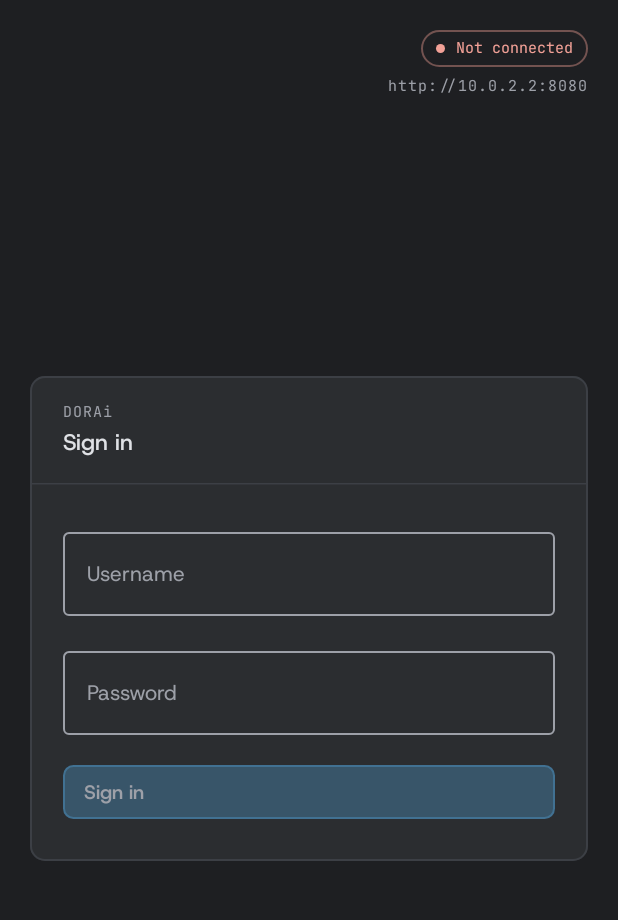
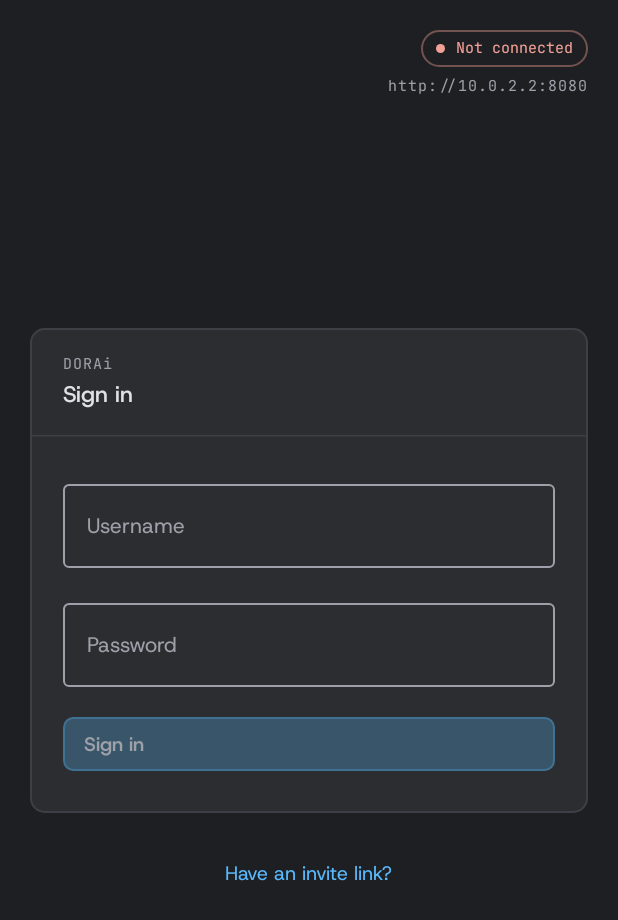
Before and after one commit to IgnjatRadojicic/DORAi, an Android app built with Jetpack Compose: the screen it shows after launch (MainActivity), on a phone screen of 412 x 824 dp. Shown: the top 920 px of the screen. Run offline under Robolectric (Android 15) with nearby library versions, the phone set to English and light mode, and no system bars; pictures from the network do not load.

Commit message:
feat(connect): paste an invite link on the login page
Windows cannot open dorai:// links in the app until it is installed, so
desktop users paste the link from the admin's email under the login
card. The field stays closed until asked for, and shows only problems.

```diff
--- a/app/src/commonMain/kotlin/dorai/app/App.kt
+++ b/app/src/commonMain/kotlin/dorai/app/App.kt
@@ -13,6 +13,7 @@ import dorai.app.auth.LoginActions
 import dorai.app.auth.LoginScreen
 import dorai.app.components.ControlCenterFrame
 import dorai.app.connect.ConnectionMark
+import dorai.app.connect.InviteField
 import dorai.app.export.ExportViewModel
 import dorai.app.export.ValidationExportRoute
 import dorai.app.export.rememberWorkspaceFiles
@@ -57,6 +58,14 @@ fun App(chrome: @Composable () -> Unit = {}) {
                     },
                     modifier = Modifier.weight(1f),
                     corner = { ConnectionMark(shell.connection.status, shell.connection.address) },
+                    below = {
+                        InviteField(
+                            state = shell.invite.state,
+                            onToggle = shell.invite::toggle,
+                            onTextChange = shell.invite::onTextChange,
+                            onUse = { scope.launch { shell.openInvite() } },
+                        )
+                    },
                 )
             } else {
                 WorkspaceShell(shell, workspace, onLogout = { scope.launch { shell.logout() } }, Modifier.weight(1f))
--- a/app/src/commonMain/kotlin/dorai/app/auth/LoginScreen.kt
+++ b/app/src/commonMain/kotlin/dorai/app/auth/LoginScreen.kt
@@ -33,6 +33,7 @@ class LoginActions(
 /**
  * First screen of the app: the sign-in card, or the password change card after a temporary password.
  * [corner] is drawn in the top right corner; the shell puts the connection mark there.
+ * [below] is drawn under the sign-in card; the shell puts the invite link field there.
  */
 @Composable
 fun LoginScreen(
@@ -40,15 +41,19 @@ fun LoginScreen(
     actions: LoginActions,
     modifier: Modifier = Modifier,
     corner: @Composable () -> Unit = {},
+    below: @Composable () -> Unit = {},
 ) {
     Surface(modifier.fillMaxSize(), color = ProductStyle.colors.background) {
         Box(Modifier.fillMaxSize()) {
             Box(Modifier.fillMaxSize().verticalScroll(rememberScrollState()).padding(20.dp), contentAlignment = Alignment.Center) {
-                ProductPanel(Modifier.widthIn(max = 420.dp)) {
-                    when (state.step) {
-                        LoginStep.SIGN_IN -> SignInCard(state, actions)
-                        LoginStep.CHANGE_PASSWORD -> PasswordChangeCard(state, actions)
+                Column(horizontalAlignment = Alignment.CenterHorizontally, verticalArrangement = Arrangement.spacedBy(16.dp)) {
+                    ProductPanel(Modifier.widthIn(max = 420.dp)) {
+                        when (state.step) {
+                            LoginStep.SIGN_IN -> SignInCard(state, actions)
+                            LoginStep.CHANGE_PASSWORD -> PasswordChangeCard(state, actions)
+                        }
                     }
+                    if (state.step == LoginStep.SIGN_IN) below()
                 }
             }
             Box(Modifier.align(Alignment.TopEnd).padding(20.dp)) { corner() }
--- /dev/null
+++ b/app/src/commonMain/kotlin/dorai/app/connect/InviteField.kt
@@ -0,0 +1,60 @@
+package dorai.app.connect
+
+import androidx.compose.foundation.layout.*
+import androidx.compose.foundation.text.KeyboardActions
+import androidx.compose.foundation.text.KeyboardOptions
+import androidx.compose.material3.OutlinedTextField
+import androidx.compose.material3.Text
+import androidx.compose.material3.TextButton
+import androidx.compose.material3.MaterialTheme
+import androidx.compose.runtime.Composable
+import androidx.compose.ui.Alignment
+import androidx.compose.ui.Modifier
+import androidx.compose.ui.text.input.ImeAction
+import androidx.compose.ui.text.input.KeyboardType
+import androidx.compose.ui.unit.dp
+import dorai.app.components.*
+import dorai.app.theme.ProductStyle
+
+/** "Have an invite link?" under the login card: paste the link from the admin's email to switch to that server. */
+@Composable
+fun InviteField(
+    state: InviteState,
+    onToggle: () -> Unit,
+    onTextChange: (String) -> Unit,
+    onUse: () -> Unit,
+    modifier: Modifier = Modifier,
+) {
+    Column(modifier.widthIn(max = 420.dp).fillMaxWidth(), horizontalAlignment = Alignment.CenterHorizontally,
+        verticalArrangement = Arrangement.spacedBy(10.dp)) {
+        TextButton(onClick = onToggle, enabled = !state.busy) {
+            Text(uiText(if (state.open) "Hide invite link" else "Have an invite link?"),
+                color = ProductStyle.colors.accent, style = MaterialTheme.typography.bodyMedium)
+        }
+        ExpandDetails(state.open) {
+            ProductPanel {
+                Column(Modifier.padding(18.dp), verticalArrangement = Arrangement.spacedBy(12.dp)) {
+                    OutlinedTextField(
+                        value = state.text,
+                        onValueChange = onTextChange,
+                        modifier = Modifier.fillMaxWidth(),
+                        label = { Text(uiText("Invite link")) },
+                        placeholder = { Text("dorai://connect?...") },
+                        singleLine = true,
+                        enabled = !state.busy,
+                        isError = state.error != null,
+                        keyboardOptions = KeyboardOptions(keyboardType = KeyboardType.Uri, imeAction = ImeAction.Go),
+                        keyboardActions = KeyboardActions(onGo = { if (state.canUse) onUse() }),
+                    )
+                    state.error?.let { ErrorView(it) }
+                    ProductButton(
+                        if (state.busy) "Connecting..." else "Use invite link", onUse,
+                        modifier = Modifier.fillMaxWidth(),
+                        enabled = state.canUse,
+                        icon = if (state.busy) ProductIcon.REFRESH else ProductIcon.ARROW,
+                    )
+                }
+            }
+        }
+    }
+}
```
